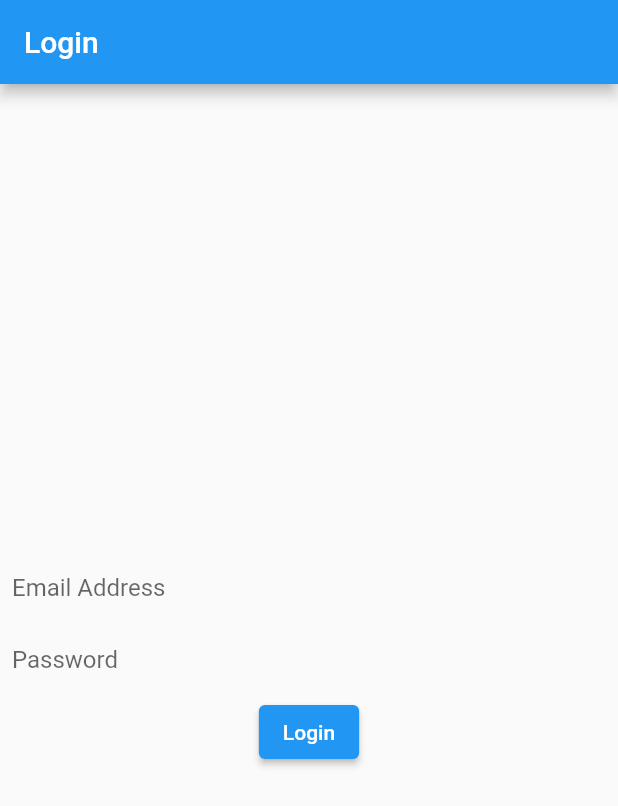
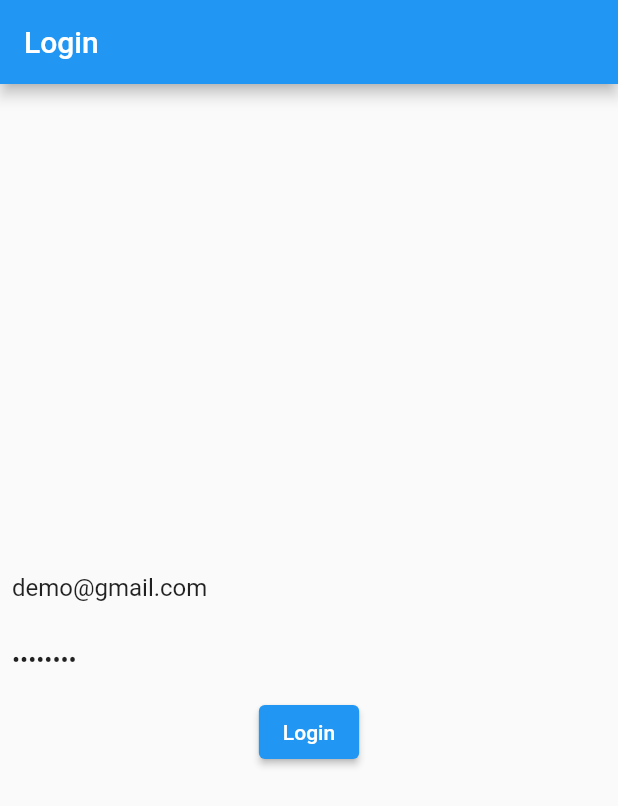
Before and after one commit to kamalnorizan/flutterMOF, a Flutter app: the screen it shows after launch, after a tap on "Login", on a phone screen of 412 x 824 dp. Shown: the top 806 px of the screen. Run offline on Flutter 3.47's test engine with Material 2 defaults, Android fonts, the light colour scheme and no system bars; our stand-ins replace flutter_slidable, shared_preferences; network calls fail.

Commit message:
login using token

```diff
--- a/lib/main.dart
+++ b/lib/main.dart
@@ -1,6 +1,7 @@
 import 'package:flutter/material.dart';
 import 'package:fluttertutorial/home.dart';
 import 'package:fluttertutorial/pages/login.dart';
+import 'package:shared_preferences/shared_preferences.dart';
 
 void main() {
   runApp(const MyApp());
@@ -16,23 +17,34 @@ class MyApp extends StatefulWidget {
 class _MyAppState extends State<MyApp> {
   var isLoggedin = false;
   @override
+  void initState() {
+    super.initState();
+    tokenCheck();
+  }
+
+  @override
   Widget build(BuildContext context) {
     return MaterialApp(
       title: 'Flutter Demo',
       theme: ThemeData(
-        // This is the theme of your application.
-        //
-        // Try running your application with "flutter run". You'll see the
-        // application has a blue toolbar. Then, without quitting the app, try
-        // changing the primarySwatch below to Colors.green and then invoke
-        // "hot reload" (press "r" in the console where you ran "flutter run",
-        // or simply save your changes to "hot reload" in a Flutter IDE).
-        // Notice that the counter didn't reset back to zero; the application
-        // is not restarted.
         primarySwatch: Colors.blue,
       ),
+      routes: {
+        '/login': (context) => const Login(),
+        '/home': (context) => const Home(),
+      },
       home: isLoggedin ? const Home() : const Login(),
     );
+  }
+
+  tokenCheck() async {
+    SharedPreferences localStorage = await SharedPreferences.getInstance();
+    var token = localStorage.getString('token');
+    if (token != null) {
+      setState(() {
+        isLoggedin = true;
+      });
+    }
   }
 }
 
--- a/lib/pages/login.dart
+++ b/lib/pages/login.dart
@@ -1,5 +1,8 @@
+import 'dart:convert';
+
 import 'package:flutter/material.dart';
 import 'package:fluttertutorial/services/api.dart';
+import 'package:shared_preferences/shared_preferences.dart';
 
 class Login extends StatefulWidget {
   const Login({Key? key}) : super(key: key);
@@ -11,6 +14,14 @@ class Login extends StatefulWidget {
 class _LoginState extends State<Login> {
   TextEditingController emailController = TextEditingController();
   TextEditingController passwordController = TextEditingController();
+
+  @override
+  void initState() {
+    super.initState();
+    emailController.text = 'demo@gmail.com';
+    passwordController.text = 'zLALJdqq';
+  }
+
   @override
   Widget build(BuildContext context) {
     return MaterialApp(
@@ -60,6 +71,21 @@ class _LoginState extends State<Login> {
     };
 
     var response = await Callapi().postLogin(data);
-    print(response.body);
+    var body = json.decode(response.body);
+    // print(body['success'].length);
+    try {
+      if (body['success'].length > 0) {
+        SharedPreferences localStorage = await SharedPreferences.getInstance();
+        localStorage.setString('token', body['success']['token']);
+        Navigator.pushReplacementNamed(context, '/home');
+      }
+    } catch (e) {
+      print('not success');
+    }
+    // if (body['success'].length > 0) {
+    //   print('success');
+    // } else {
+    //   print('not success');
+    // }
   }
 }
```
